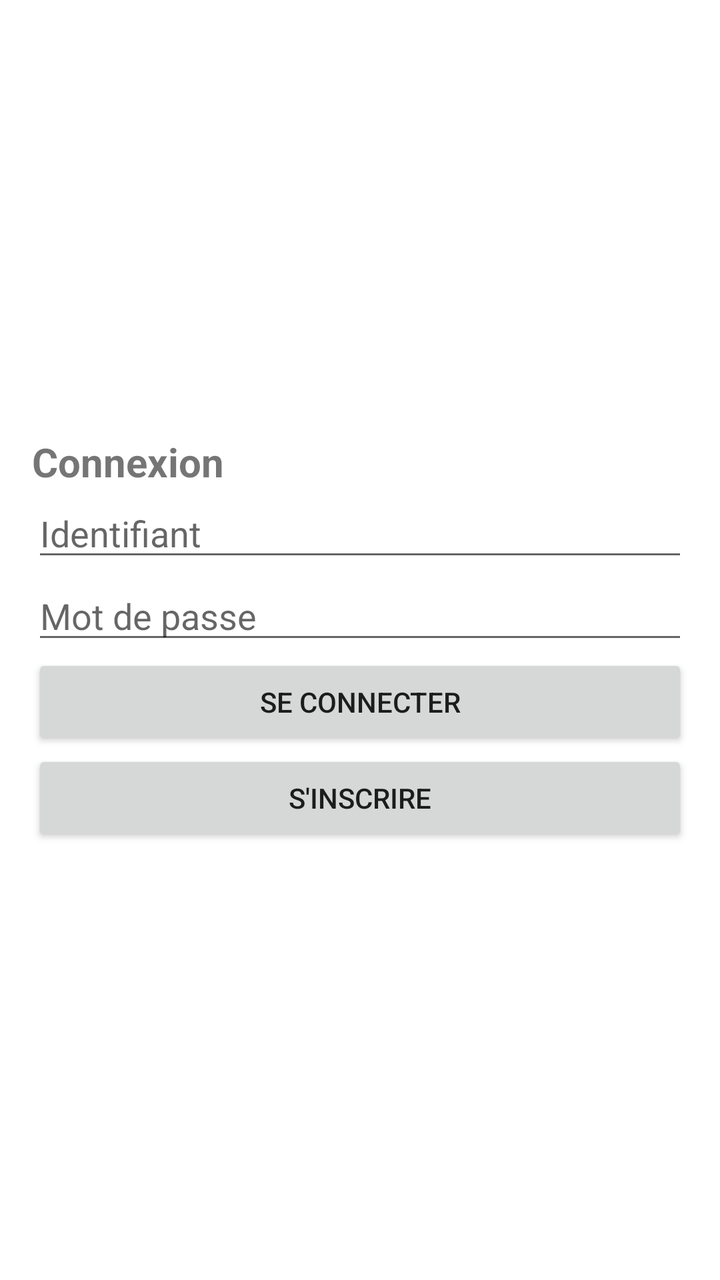
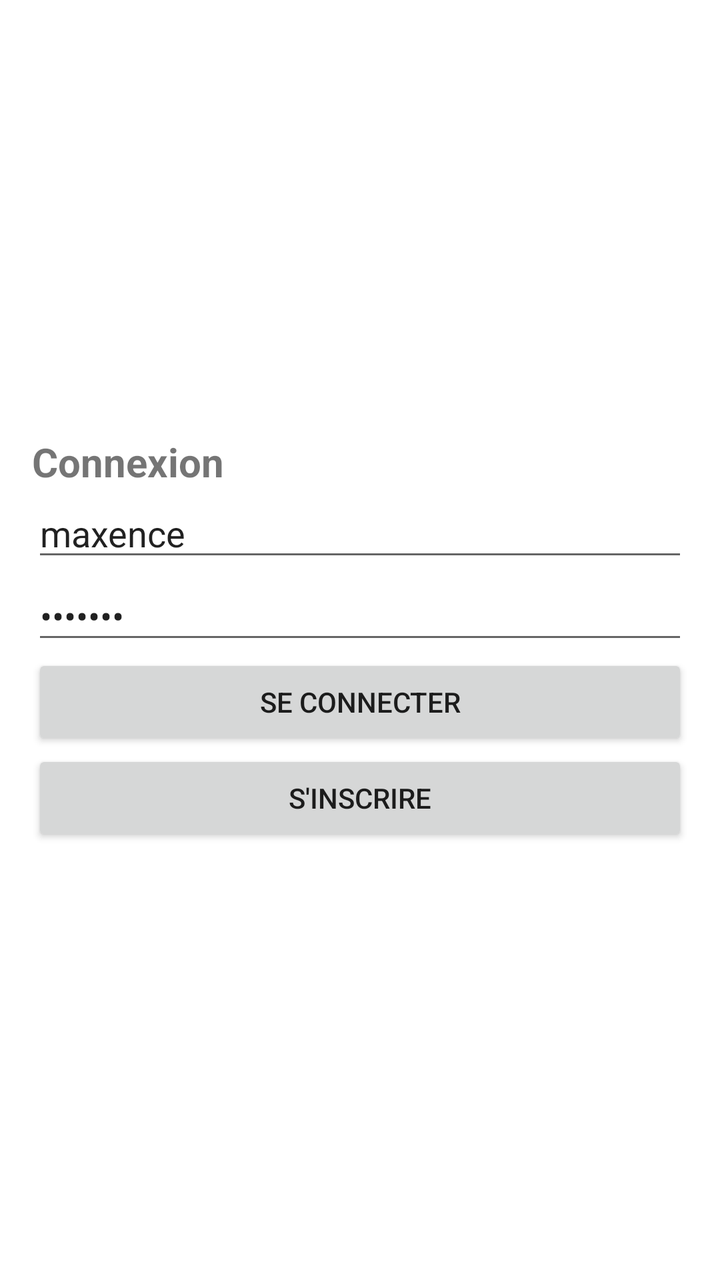

The first picture is an Android layout as it rendered before a commit; the second is the same layout after the commit. The layout source and the unified diff follow.
<!-- AndroidManifest.xml: application theme Theme.Domotics -->
<!-- res/layout/activity_login.xml -->
<?xml version="1.0" encoding="utf-8"?>
<androidx.constraintlayout.widget.ConstraintLayout xmlns:android="http://schemas.android.com/apk/res/android"
    xmlns:app="http://schemas.android.com/apk/res-auto"
    xmlns:tools="http://schemas.android.com/tools"
    android:layout_width="match_parent"
    android:layout_height="match_parent">

    <LinearLayout
        android:id="@+id/linearLayoutLogin"
        android:layout_width="match_parent"
        android:layout_height="wrap_content"
        android:layout_marginStart="16dp"
        android:layout_marginEnd="16dp"
        android:orientation="vertical"
        app:layout_constraintBottom_toBottomOf="parent"
        app:layout_constraintEnd_toEndOf="parent"
        app:layout_constraintStart_toStartOf="parent"
        app:layout_constraintTop_toTopOf="parent">

        <TextView
            android:id="@+id/textView"
            android:layout_width="match_parent"
            android:layout_height="wrap_content"
            android:text="Connexion"
            android:textSize="20sp"
            android:textStyle="bold" />

        <EditText
            android:id="@+id/editTextLoginLogin"
            android:layout_width="match_parent"
            android:layout_height="wrap_content"
            android:ems="10"
            android:hint="Identifiant"
            android:inputType="text" />

        <EditText
            android:id="@+id/editTextLoginPassword"
            android:layout_width="match_parent"
            android:layout_height="wrap_content"
            android:ems="10"
            android:hint="Mot de passe"
            android:inputType="textPassword" />

        <Button
            android:id="@+id/btnTryLogin"
            android:layout_width="match_parent"
            android:layout_height="wrap_content"
            android:layout_marginStart="0dp"
            android:layout_marginEnd="0dp"
            android:onClick="login"
            android:text="@string/button_connect" />

        <Button
            android:id="@+id/btnGotoRegister"
            android:layout_width="match_parent"
            android:layout_height="wrap_content"
            android:layout_marginStart="0dp"
            android:layout_marginEnd="0dp"
            android:onClick="goToRegister"
            android:text="@string/button_register" />
    </LinearLayout>

</androidx.constraintlayout.widget.ConstraintLayout>
<!-- resources referenced by this layout -->
<resources>
  <string name="button_connect">Se connecter</string>
  <string name="button_register">S\'inscrire</string>
  <style name="Theme.Domotics" parent="Theme.MaterialComponents.DayNight.DarkActionBar">
          
          <item name="colorPrimary">@color/purple_500</item>
          <item name="colorPrimaryVariant">@color/purple_700</item>
          <item name="colorOnPrimary">@color/white</item>
          
          <item name="colorSecondary">@color/teal_200</item>
          <item name="colorSecondaryVariant">@color/teal_700</item>
          <item name="colorOnSecondary">@color/black</item>
          
          <item name="android:statusBarColor">?attr/colorPrimaryVariant</item>
          
      </style>
  <color name="purple_500">#FF6200EE</color>
  <color name="purple_700">#FF3700B3</color>
  <color name="white">#FFFFFFFF</color>
  <color name="teal_200">#FF03DAC5</color>
  <color name="teal_700">#FF018786</color>
  <color name="black">#FF000000</color>
</resources>

<!-- the commit's change to res/layout/activity_login.xml (unified diff, before → after) -->
@@ -31,7 +31,8 @@
             android:layout_height="wrap_content"
             android:ems="10"
             android:hint="Identifiant"
-            android:inputType="text" />
+            android:inputType="text"
+            android:text="maxence" />
 
         <EditText
             android:id="@+id/editTextLoginPassword"
@@ -39,7 +40,8 @@
             android:layout_height="wrap_content"
             android:ems="10"
             android:hint="Mot de passe"
-            android:inputType="textPassword" />
+            android:inputType="textPassword"
+            android:text="maxence" />
 
         <Button
             android:id="@+id/btnTryLogin"
